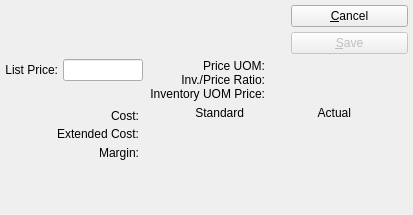
Qt form guiclient/itemListPrice.ui (Pegasus-RPG/xtuple-client) before a commit.
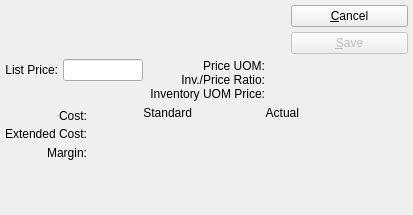
The same form after that commit. Custom widgets are drawn as their Qt base class.

Commit message: Issue #30689: Item List price ui layout

```diff
--- a/guiclient/itemListPrice.ui
+++ b/guiclient/itemListPrice.ui
@@ -598,7 +598,7 @@
          </property>
          <property name="sizeHint" stdset="0">
           <size>
-           <width>57</width>
+           <width>1000</width>
            <height>20</height>
           </size>
          </property>
@@ -619,7 +619,7 @@
      <property name="sizeHint" stdset="0">
       <size>
        <width>20</width>
-       <height>16</height>
+       <height>1000</height>
       </size>
      </property>
     </spacer>
```
Left out of the diff: 2 changed lines with no effect on the pictures.
